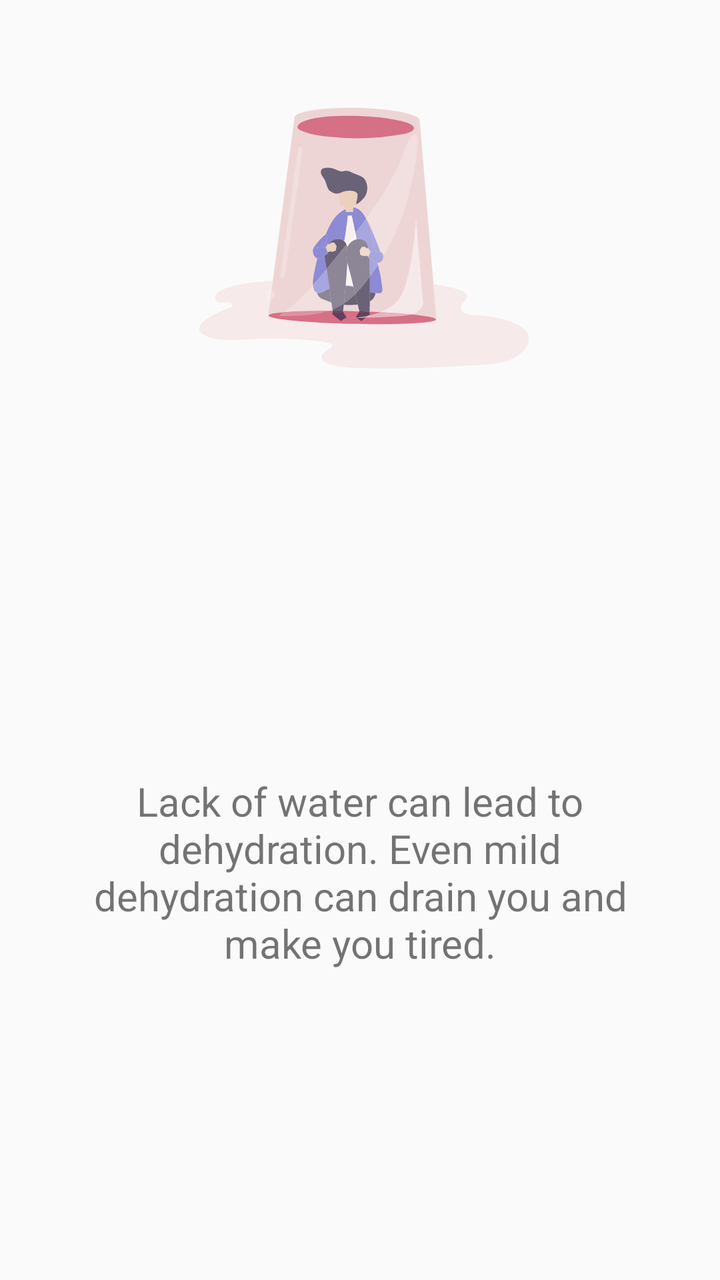
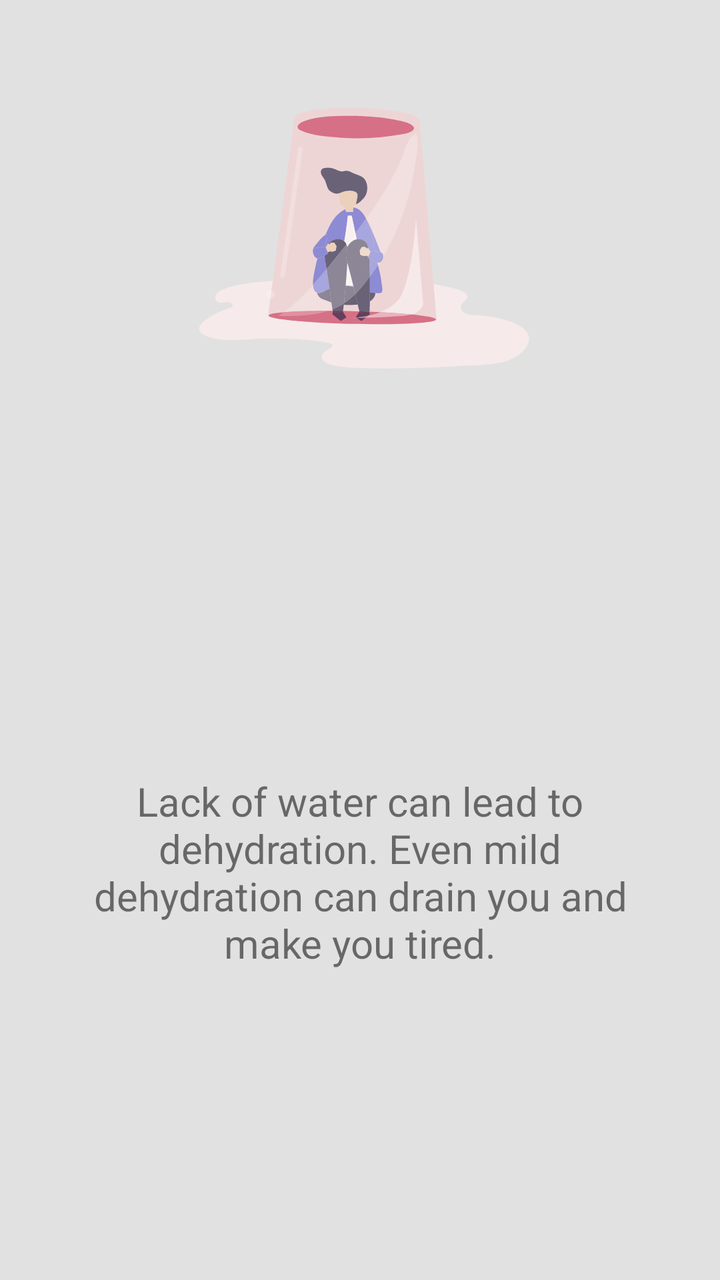

The first picture is an Android layout as it rendered before a commit; the second is the same layout after the commit. The layout source and the unified diff follow.
<!-- AndroidManifest.xml: application theme AppTheme -->
<!-- res/layout/walk_through_three.xml -->
<?xml version="1.0" encoding="utf-8"?>
<androidx.constraintlayout.widget.ConstraintLayout
        xmlns:android="http://schemas.android.com/apk/res/android"
        xmlns:app="http://schemas.android.com/apk/res-auto"
        android:layout_width="match_parent"
        android:layout_height="match_parent">


    <ImageView
            android:layout_width="0dp"
            android:layout_height="200dp" app:srcCompat="@drawable/ic_dehydration"
            android:id="@+id/imageView2"
            app:layout_constraintStart_toStartOf="parent"
            app:layout_constraintEnd_toEndOf="parent" android:layout_marginEnd="80dp"
            android:layout_marginStart="80dp" app:layout_constraintTop_toTopOf="parent"
            android:layout_marginTop="16dp"/>
    <TextView
            android:text="@string/walkthough_text_two"
            android:layout_width="0dp"
            android:layout_height="wrap_content"
            android:textAlignment="center"
            android:textSize="20sp"
            android:id="@+id/textView4" app:layout_constraintEnd_toEndOf="parent" android:layout_marginEnd="32dp"
            app:layout_constraintStart_toStartOf="parent" android:layout_marginStart="32dp"
            app:layout_constraintTop_toBottomOf="@+id/imageView2" android:layout_marginTop="24dp"
            android:layout_marginBottom="8dp" app:layout_constraintBottom_toBottomOf="parent"/>
</androidx.constraintlayout.widget.ConstraintLayout>
<!-- resources referenced by this layout -->
<resources>
  <!-- drawable ic_dehydration: vector/xml drawable (drawable, 26294 chars, omitted) -->
  <string name="walkthough_text_two">Lack of water can lead to dehydration. Even mild dehydration can drain you and
          make you tired.
      </string>
  <style name="AppTheme" parent="Theme.AppCompat.Light.DarkActionBar">
          
          <item name="colorPrimary">@color/colorPrimary</item>
          <item name="colorPrimaryDark">@color/colorPrimaryDark</item>
          <item name="colorAccent">@color/colorAccent</item>
      </style>
  <color name="colorPrimary">#36D1DC</color>
  <color name="colorPrimaryDark">#044fab</color>
  <color name="colorAccent">#03DAC5</color>
</resources>

<!-- the commit's change to res/layout/walk_through_three.xml (unified diff, before → after) -->
@@ -3,7 +3,8 @@
         xmlns:android="http://schemas.android.com/apk/res/android"
         xmlns:app="http://schemas.android.com/apk/res-auto"
         android:layout_width="match_parent"
-        android:layout_height="match_parent">
+        android:layout_height="match_parent"
+        android:background="#e1e1e1">
 
 
     <ImageView
<!-- resource entries referenced after the edit -->
@@ -10,8 +10,8 @@
           <item name="colorPrimaryDark">@color/colorPrimaryDark</item>
           <item name="colorAccent">@color/colorAccent</item>
       </style>
-  <color name="colorPrimary">#36D1DC</color>
-  <color name="colorPrimaryDark">#044fab</color>
-  <color name="colorAccent">#03DAC5</color>
+  <color name="colorPrimary">#434A71</color>
+  <color name="colorPrimaryDark">#1F2339</color>
+  <color name="colorAccent">#1F2339</color>
 </resources>
 
